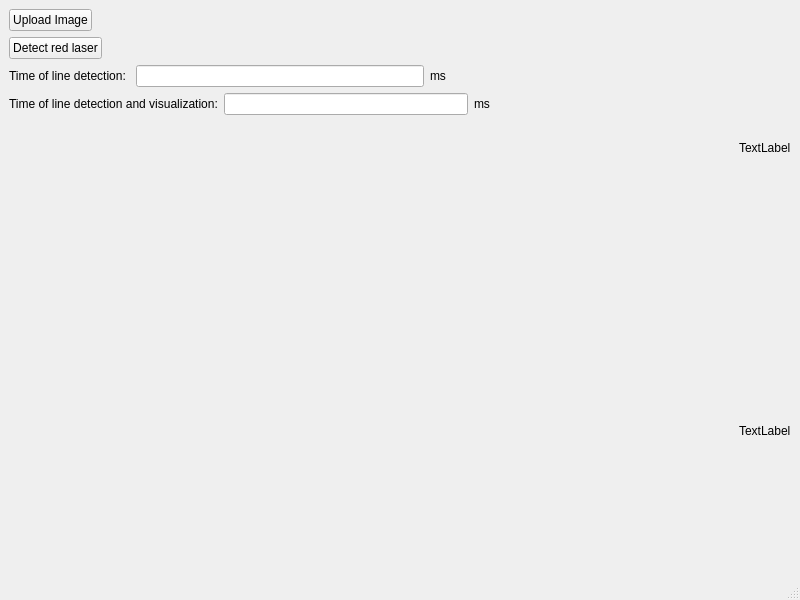
First picture: the form in mainwindow.ui, repository arturShafikov/line_detection_app, before the edit.
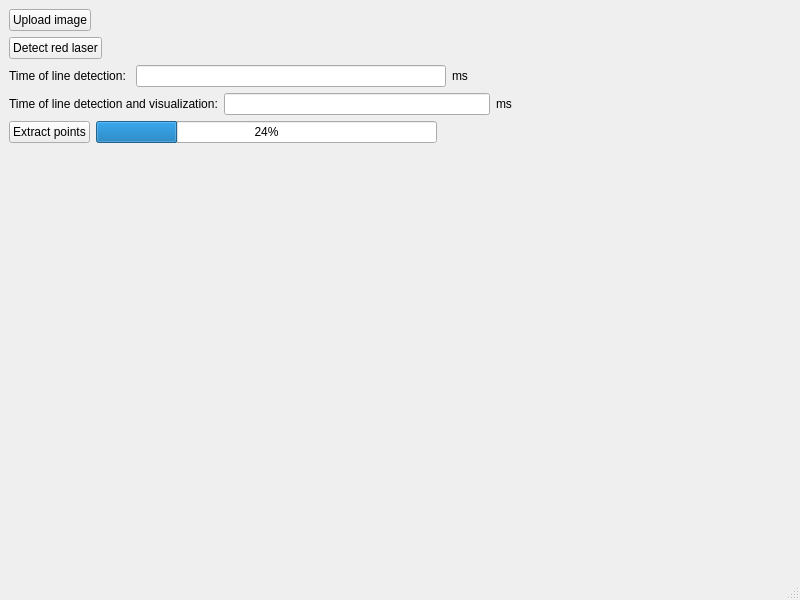
Second picture: the form after the edit.

Commit message: Laser points extraction and file creation

Patch:
```diff
--- a/mainwindow.ui
+++ b/mainwindow.ui
@@ -22,7 +22,7 @@
         <item>
          <widget class="QPushButton" name="upload_image_button">
           <property name="text">
-           <string>Upload Image</string>
+           <string>Upload image</string>
           </property>
          </widget>
         </item>
@@ -133,6 +133,37 @@
         </item>
        </layout>
       </item>
+      <item>
+       <layout class="QHBoxLayout" name="horizontalLayout_6">
+        <item>
+         <widget class="QPushButton" name="extract_points_button">
+          <property name="text">
+           <string>Extract points</string>
+          </property>
+         </widget>
+        </item>
+        <item>
+         <widget class="QProgressBar" name="file_writing_progress_bar">
+          <property name="value">
+           <number>24</number>
+          </property>
+         </widget>
+        </item>
+        <item>
+         <spacer name="horizontalSpacer_5">
+          <property name="orientation">
+           <enum>Qt::Horizontal</enum>
+          </property>
+          <property name="sizeHint" stdset="0">
+           <size>
+            <width>40</width>
+            <height>20</height>
+           </size>
+          </property>
+         </spacer>
+        </item>
+       </layout>
+      </item>
       <item>
        <spacer name="verticalSpacer">
         <property name="orientation">
@@ -153,14 +184,14 @@
       <item>
        <widget class="QLabel" name="input_image_label">
         <property name="text">
-         <string>TextLabel</string>
+         <string/>
         </property>
        </widget>
       </item>
       <item>
        <widget class="QLabel" name="output_image_label">
         <property name="text">
-         <string>TextLabel</string>
+         <string/>
         </property>
        </widget>
       </item>
```
The commit also changes 7 other files.
